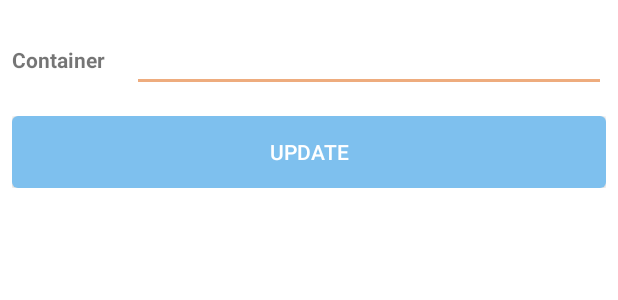
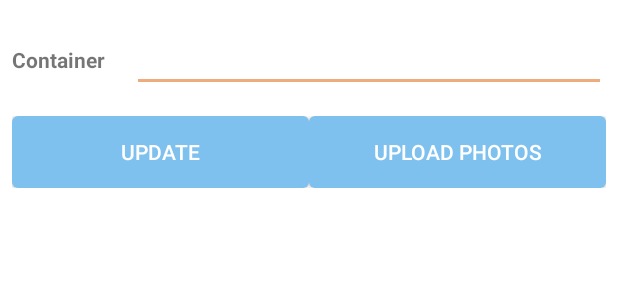
Before and after one commit to GitLogisticsSystem/Handheld, an Android app: the layout activity_containerout.xml on its own in the app's theme, with its tools: preview values and no code run, on a phone screen of 412 x 824 dp. Shown: the top 300 px of the screen. Run offline under Robolectric (Android 15) with nearby library versions, the phone set to English and light mode, and no system bars; plain views replace EditText, TextView.

Commit message:
debug in progress container out

```diff
--- a/app/build.gradle
+++ b/app/build.gradle
@@ -56,6 +56,8 @@ repositories {
     - filed added in enquiry
     v2.2.18
     - add enw menu cotainer out
+    v2.2.20
+    - container out debug in progress
  */
 
 android {
@@ -67,7 +69,7 @@ android {
         minSdkVersion 14
         targetSdkVersion 27
         versionCode 1
-        versionName "v2.2.19 (2018/06/12)"
+        versionName "v2.2.20 (2018/06/13)"
         multiDexEnabled true
         javaCompileOptions {
             annotationProcessorOptions {
--- a/app/src/main/java/com/paradigm2000/cms/retrofit/ApiCaller.java
+++ b/app/src/main/java/com/paradigm2000/cms/retrofit/ApiCaller.java
@@ -382,7 +382,7 @@ public class ApiCaller
         }
         return services.complete_inspect(builder.build());
     }
-    public Call<Boolean> complete_containerout(ContainerOut containerout)
+    public Call<Boolean> upload_containerout(ContainerOut containerout)
     {
         MultipartBody.Builder builder = new MultipartBody.Builder().setType(MultipartBody.FORM);
         builder.addFormDataPart("gat", String.valueOf(containerout.ref));
--- a/app/src/main/res/layout/activity_containerout.xml
+++ b/app/src/main/res/layout/activity_containerout.xml
@@ -83,17 +83,42 @@
 
 
             <Button
-                android:id="@+id/complete"
+                android:id="@+id/update"
                 android:layout_width="0dp"
                 android:layout_height="wrap_content"
                 android:layout_weight="1"
                 android:background="@drawable/button_primary"
                 android:text="@string/update"
                 android:textColor="@android:color/white" />
+            <Button
+                android:id="@+id/upload"
+                android:layout_width="0dp"
+                android:layout_height="wrap_content"
+                android:layout_weight="1"
+                android:background="@drawable/button_primary"
+                android:text="@string/upload"
+                android:textColor="@android:color/white"
+                />
 
         </LinearLayout>
+    <LinearLayout
+        android:layout_width="match_parent"
+        android:layout_height="200dp"
+        android:orientation="horizontal"
 
-
+        tools:ignore="ButtonStyle">
+        <Button
+            android:id="@+id/changeCont"
+            android:layout_width="0dp"
+            android:layout_height="wrap_content"
+            android:layout_weight="1"
+            android:background="@drawable/button_red"
+            android:text="@string/change_cont"
+            android:textColor="@android:color/white"
+            android:layout_gravity="bottom"
+            android:visibility="invisible"
+            />
+    </LinearLayout>
     </LinearLayout>
 
 </ScrollView>
--- a/app/src/main/res/values/strings.xml
+++ b/app/src/main/res/values/strings.xml
@@ -104,5 +104,7 @@
     <string name="conatiner_out" translatable="false">Container Out</string>
     <string name="trackerNo" translatable="false">Tracker No.</string>
     <string name="update" translatable="false">Update</string>
-    <string name="containerout_list">Container Out List</string>
+    <string name="containerout_list" translatable="false">Container Out List</string>
+    <string name="change_cont" translatable="false">Change Container</string>
+    <string name="leave3">leave without save changes</string>
 </resources>
```
Also changed, not shown: app/src/main/java/com/paradigm2000/cms/ContainerOutActivity.java (+169 -71 lines), 1 other file.
